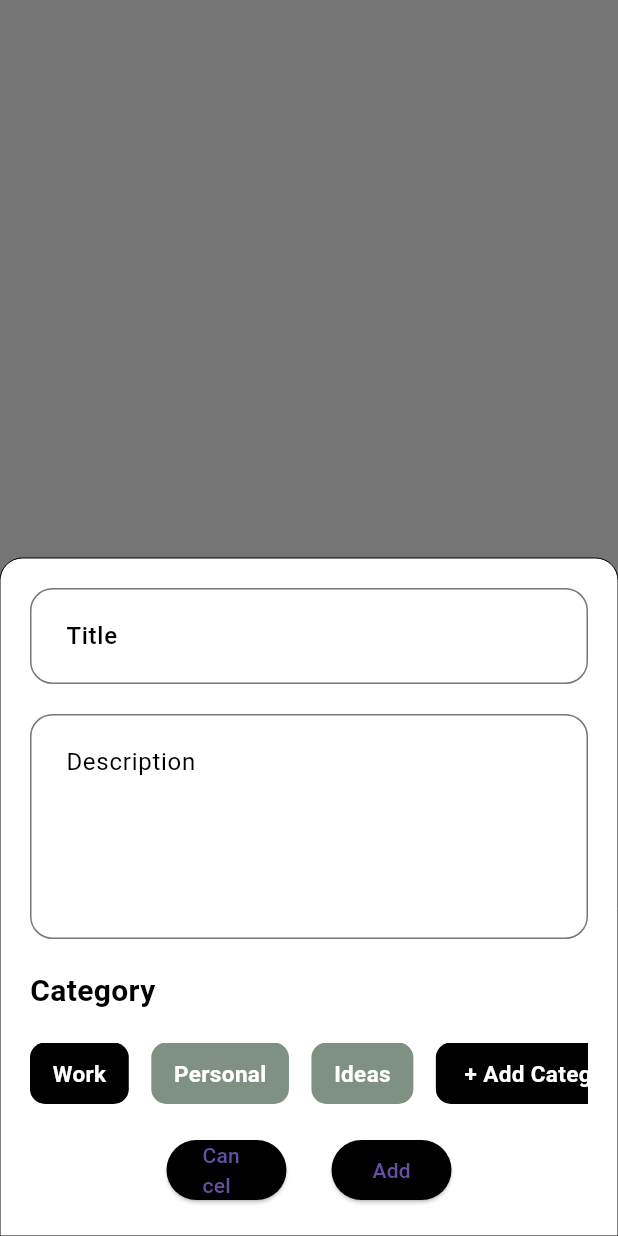
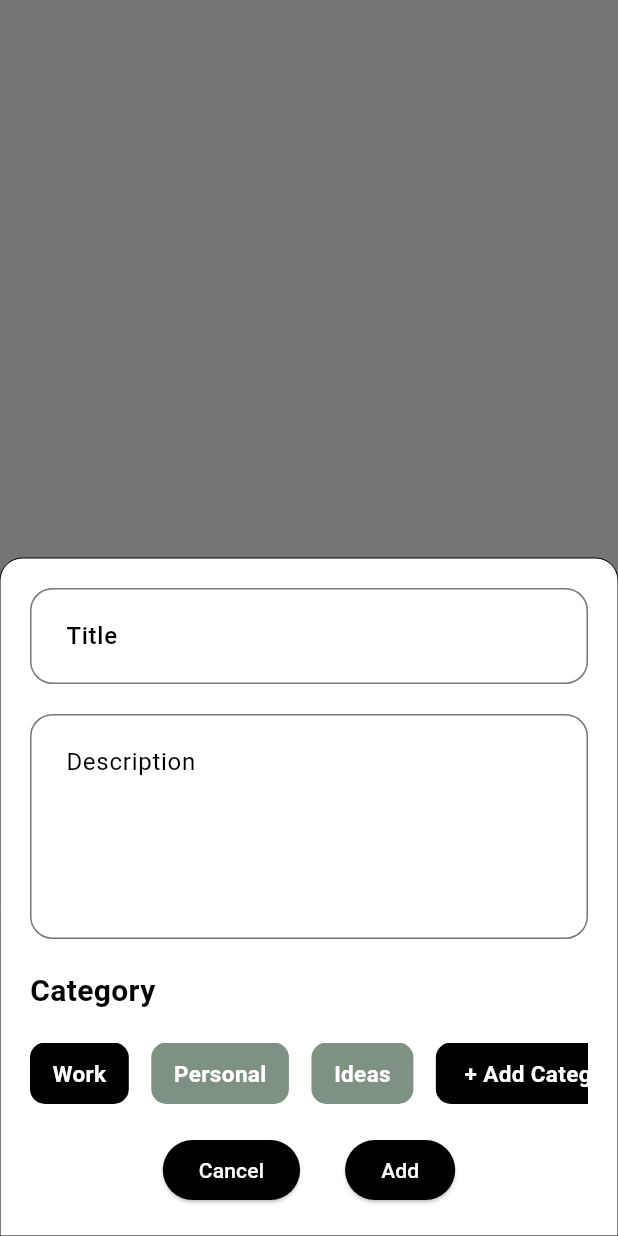
Before and after one commit to muhammed-aslam-pm/Notes-App, a Flutter app: the screen it shows after launch, after a tap on the "add" icon, on a phone screen of 412 x 824 dp. Run offline on Flutter 3.47's test engine with Material 3 defaults, Android fonts, the phone set to English and light mode, and no system bars; our stand-ins replace hive_flutter, lottie, share; accounts and stored records are empty.

Commit message:
button color changed

```diff
--- a/lib/view/home_screen/home_screen.dart
+++ b/lib/view/home_screen/home_screen.dart
@@ -46,12 +46,11 @@ class _HomeScreenState extends State<HomeScreen> {
     catController.initializeApp();
     categories = catController.getAllCategories();
     fetchData();
-    // TODO: implement initState
     super.initState();
   }
 
   void fetchData() async {
-    myKeysList = await noteBox.keys.toList();
+    myKeysList = noteBox.keys.toList();
     categories = catController.getAllCategories();
     setState(() {});
   }
@@ -61,14 +60,15 @@ class _HomeScreenState extends State<HomeScreen> {
     return Scaffold(
       backgroundColor: ColorConstants.primaryBackgroundColor,
       floatingActionButton: FloatingActionButton(
-        shape: OutlineInputBorder(
+        shape: const OutlineInputBorder(
           borderRadius: BorderRadius.all(Radius.circular(15)),
           borderSide: BorderSide(width: 2, color: Colors.white),
         ),
         elevation: 0,
         onPressed: () => bottomSheet(context),
-        child: Icon(Icons.add),
         backgroundColor: ColorConstants.primaryColor,
+        foregroundColor: Colors.white,
+        child: const Icon(Icons.add),
       ),
       body: SafeArea(
         child: Padding(
@@ -77,8 +77,7 @@ class _HomeScreenState extends State<HomeScreen> {
               itemBuilder: (context, index) {
                 List<NotesModel> notesInCategory =
                     noteBox.get(myKeysList[index])!.cast<NotesModel>();
-                return Container(
-                  child: Column(
+                return Column(
                   crossAxisAlignment: CrossAxisAlignment.start,
                   children: [
                     Text(
@@ -88,7 +87,7 @@ class _HomeScreenState extends State<HomeScreen> {
                           fontWeight: FontWeight.w700,
                           color: ColorConstants.primaryColor),
                     ),
-                      SizedBox(
+                    const SizedBox(
                       height: 20,
                     ),
                     SingleChildScrollView(
@@ -109,8 +108,6 @@ class _HomeScreenState extends State<HomeScreen> {
                                   .date,
                               category: categories[myKeysList[index]],
                               onDelete: () {
-                                  print(
-                                      "index1: ${notesInCategory.length - inIndex - 1}");
                                 notesController.deleteNote(
                                   key: myKeysList[index],
                                   note: notesInCategory[
@@ -149,10 +146,9 @@ class _HomeScreenState extends State<HomeScreen> {
                       ),
                     ),
                   ],
-                  ),
                 );
               },
-              separatorBuilder: (context, index) => Divider(
+              separatorBuilder: (context, index) => const Divider(
                     height: 20,
                   ),
               itemCount: myKeysList.length),
@@ -176,12 +172,12 @@ class _HomeScreenState extends State<HomeScreen> {
       isScrollControlled: true,
       context: context,
       builder: (context) => StatefulBuilder(
-        builder: (context, InsetState) => Padding(
+        builder: (context, insetState) => Padding(
           padding:
               EdgeInsets.only(bottom: MediaQuery.of(context).viewInsets.bottom),
           child: SingleChildScrollView(
             child: Container(
-              padding: EdgeInsets.all(20),
+              padding: const EdgeInsets.all(20),
               child: Form(
                 key: _formKey,
                 child: Column(
@@ -206,7 +202,7 @@ class _HomeScreenState extends State<HomeScreen> {
                               color: ColorConstants.primaryColor,
                             )),
                         isDense: false, // Added this
-                        contentPadding: EdgeInsets.all(20),
+                        contentPadding: const EdgeInsets.all(20),
                       ),
                       validator: (value) {
                         if (value == null || value.isEmpty) {
@@ -215,7 +211,7 @@ class _HomeScreenState extends State<HomeScreen> {
                         return null;
                       },
                     ),
-                    SizedBox(
+                    const SizedBox(
                       height: 20,
                     ),
                     SizedBox(
@@ -243,7 +239,7 @@ class _HomeScreenState extends State<HomeScreen> {
                                 color: ColorConstants.primaryColor,
                               )),
                           isDense: false, // Added this
-                          contentPadding: EdgeInsets.all(20),
+                          contentPadding: const EdgeInsets.all(20),
                         ),
                         validator: (value) {
                           if (value == null || value.isEmpty) {
@@ -253,7 +249,7 @@ class _HomeScreenState extends State<HomeScreen> {
                         },
                       ),
                     ),
-                    SizedBox(
+                    const SizedBox(
                       height: 20,
                     ),
                     Text(
@@ -263,7 +259,7 @@ class _HomeScreenState extends State<HomeScreen> {
                           fontSize: 20,
                           fontWeight: FontWeight.w700),
                     ),
-                    SizedBox(
+                    const SizedBox(
                       height: 20,
                     ),
                     SingleChildScrollView(
@@ -279,7 +275,7 @@ class _HomeScreenState extends State<HomeScreen> {
                                       catController: catController,
                                       fetchdata: fetchData),
                                   child: Container(
-                                      padding: EdgeInsets.symmetric(
+                                    padding: const EdgeInsets.symmetric(
                                       horizontal: 15,
                                       vertical: 10,
                                     ),
@@ -287,7 +283,7 @@ class _HomeScreenState extends State<HomeScreen> {
                                         color: Colors.black,
                                         borderRadius:
                                             BorderRadius.circular(10)),
-                                      child: Text(
+                                    child: const Text(
                                       " + Add Category",
                                       style: TextStyle(
                                           fontSize: 15,
@@ -301,58 +297,56 @@ class _HomeScreenState extends State<HomeScreen> {
                                   child: InkWell(
                                     onTap: () {
                                       categoryIndex = index;
-                                        InsetState(() {});
+                                      insetState(() {});
                                     },
                                     onLongPress: () {
-                                        print(index);
-                                        print(categories[index].toString());
                                       catController.removeCategory(
                                           catIndex: index,
-                                            catName:
-                                                categories[index].toString(),
+                                          catName: categories[index].toString(),
                                           context: context,
                                           fetchData: fetchData);
                                       fetchData();
 
                                       setState(() {});
-                                        InsetState(() {});
+                                      insetState(() {});
                                     },
                                     child: Container(
-                                        padding: EdgeInsets.symmetric(
+                                      padding: const EdgeInsets.symmetric(
                                         horizontal: 15,
                                         vertical: 10,
                                       ),
                                       decoration: BoxDecoration(
                                           color: categoryIndex == index
                                               ? Colors.black
-                                                : ColorConstants
-                                                    .primaryCardColor,
+                                              : ColorConstants.primaryCardColor,
                                           borderRadius:
                                               BorderRadius.circular(10)),
                                       child: Text(
                                         categories[index].toString(),
-                                          style: TextStyle(
+                                        style: const TextStyle(
                                             fontSize: 15,
                                             fontWeight: FontWeight.w600,
                                             color: Colors.white),
                                       ),
                                     ),
                                   ),
-                                  )),
                                 ),
                         ),
-                    SizedBox(
+                      ),
+                    ),
+                    const SizedBox(
                       height: 20,
                     ),
                     Row(
                       mainAxisAlignment: MainAxisAlignment.center,
                       children: [
-                        SizedBox(
-                          width: 80,
-                          child: ElevatedButton(
+                        ElevatedButton(
                             style: ButtonStyle(
                               backgroundColor: MaterialStatePropertyAll(
-                                      ColorConstants.primaryColor)),
+                                  ColorConstants.primaryColor),
+                              foregroundColor:
+                                  const MaterialStatePropertyAll(Colors.white),
+                            ),
                             onPressed: () {
                               titleController.clear();
                               descriptionController.clear();
@@ -360,17 +354,17 @@ class _HomeScreenState extends State<HomeScreen> {
                               isEditing = false;
                               setState(() {});
                             },
-                              child: Text("Cancel")),
-                        ),
-                        SizedBox(
+                            child: const Text("Cancel")),
+                        const SizedBox(
                           width: 30,
                         ),
-                        SizedBox(
-                          width: 80,
-                          child: ElevatedButton(
+                        ElevatedButton(
                           style: ButtonStyle(
                             backgroundColor: MaterialStatePropertyAll(
-                                      ColorConstants.primaryColor)),
+                                ColorConstants.primaryColor),
+                            foregroundColor:
+                                const MaterialStatePropertyAll(Colors.white),
+                          ),
                           onPressed: () {
                             if (isEditing) {
                               notesController.editNote(
@@ -404,11 +398,16 @@ class _HomeScreenState extends State<HomeScreen> {
 
                               fetchData();
                               ScaffoldMessenger.of(context).showSnackBar(
-                                      SnackBar(content: Text("Note added ")));
+                                const SnackBar(
+                                  content: Text("Note added "),
+                                ),
+                              );
                               setState(() {});
                             }
                           },
-                              child: isEditing ? Text("Edit") : Text("Add")),
+                          child: isEditing
+                              ? const Text("Edit")
+                              : const Text("Add"),
                         ),
                       ],
                     )
```
Also changed, not shown: lib/view/home_screen/widgets/add_category_dialog.dart (+13 -9 lines), lib/view/home_screen/widgets/note_widget.dart (+19 -14 lines), pubspec.lock. Lines whose indentation alone changed are shown as unchanged.
